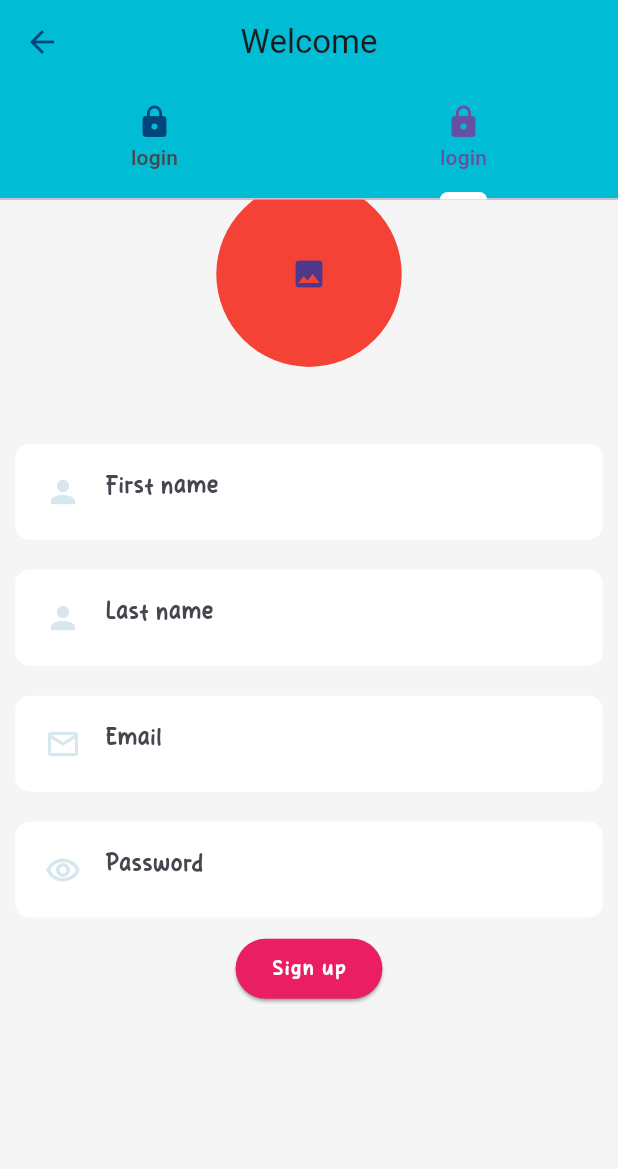
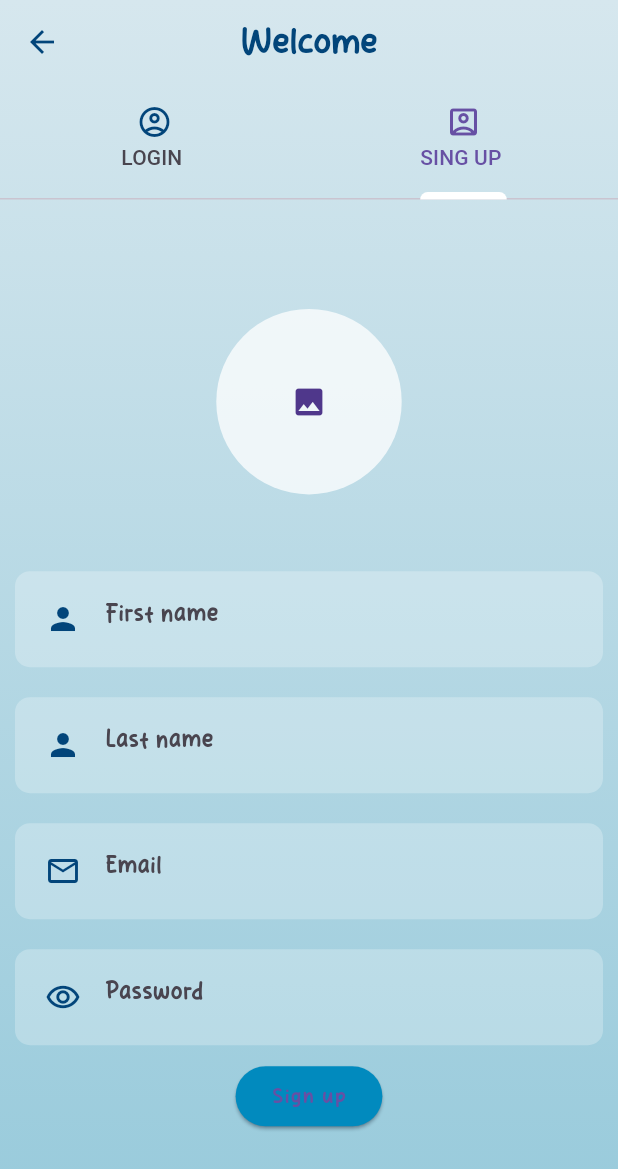
Before and after one commit to AlaaAyesh/To-Day-Do, a Flutter app: the AuthenticationScreen screen opened directly, tab 2 chosen, on a phone screen of 412 x 824 dp. Shown: the top 1169 px of the screen. Run offline on Flutter 3.47's test engine with Material 3 defaults, Android fonts, the phone set to English and light mode, and no system bars; our stand-ins replace cached_network_image, cloud_firestore, dropdown_button2, firebase_auth, firebase_core, firebase_storage and 2 more; accounts and stored records are empty; network calls fail.

Commit message:
edit  some features

```diff
--- a/lib/featuers/auth/persentation/authentication_screen.dart
+++ b/lib/featuers/auth/persentation/authentication_screen.dart
@@ -1,5 +1,6 @@
 import 'package:flutter/material.dart';
 
+import '../../../core/global/colors/app_color.dart';
 import '../login/persentation/login.dart';
 import '../signup/persentation/signup.dart';
 
@@ -14,43 +15,63 @@ class AuthenticationScreen extends StatefulWidget {
 class _AuthenticationScreenState extends State<AuthenticationScreen> {
   @override
   Widget build(BuildContext context) {
-    return DefaultTabController(
+    final theme = Theme.of(context);
+    final isDarkMode = theme.brightness == Brightness.dark;
+    final gradientColors =
+        isDarkMode ? darkThemeGradientColors : lightThemeGradientColors;
+    return Container(
+      decoration: BoxDecoration(
+        gradient: LinearGradient(
+          begin: Alignment.topCenter,
+          end: Alignment.bottomCenter,
+          colors: gradientColors,
+        ),
+      ),
+      child: DefaultTabController(
         length: 2,
         child: Scaffold(
+          backgroundColor: Colors.transparent,
           extendBodyBehindAppBar: true,
           appBar: AppBar(
             centerTitle: true,
-          title: const Text(
+            title: Text(
               'Welcome',
+              style: TextStyle(
+                fontSize: 24,
+                color: Theme.of(context).textTheme.bodyText1?.color,
+                fontFamily: Theme.of(context).textTheme.bodyText1?.fontFamily,
               ),
-          elevation: 0,
-          backgroundColor: Colors.cyan,
-          bottom: const TabBar(
+            ),
+            // elevation: 0,
+            backgroundColor: Colors.transparent,
+            bottom:  const TabBar(
               tabs: [
                 Tab(
-                icon: Icon(Icons.lock),
-                text: "login",
+                  icon: Icon(Icons.account_circle_outlined),
+                  text: "LOGIN ",
                 ),
                 Tab(
-                icon: Icon(Icons.lock),
-                text: "login",
-              )
+                  icon: Icon(Icons.account_box_outlined),
+                  text: "SING UP ",
+                ),
               ],
               indicatorColor: Colors.white,
               indicatorWeight: 5,
             ),
           ),
-        body: Container(
-          decoration: const BoxDecoration(
-            color: Color(0xffF5F5F5),
-            borderRadius: BorderRadius.only(
-              topRight: Radius.circular(6),
-              topLeft: Radius.circular(6),
-            ),
-          ),
-          child: const TabBarView(children: [LoginScreen(), SignUpScreen()]),
+          body: const TabBarView(children: [LoginScreen(), SignUpScreen()]),
         ),
       ),
     );
   }
+
+  List<Color> get lightThemeGradientColors => [
+        AppColors.mainColor1,
+        AppColors.mainColor2,
+      ];
+
+  List<Color> get darkThemeGradientColors => [
+        AppColors.mainColor5,
+        AppColors.mainColor4,
+      ];
 }
--- a/lib/featuers/auth/signup/persentation/signup.dart
+++ b/lib/featuers/auth/signup/persentation/signup.dart
@@ -3,6 +3,7 @@ import 'dart:io';
 import 'package:flutter/material.dart';
 import 'package:image_picker/image_picker.dart';
 import 'package:provider/provider.dart';
+import 'package:to_day_do/core/global/colors/app_color.dart';
 import 'package:to_day_do/featuers/auth/widget/custom_text_field.dart';
 import 'package:to_day_do/featuers/home_screen/persentation/home_screen.dart';
 import 'package:to_day_do/busines_logic/user_provider.dart';
@@ -81,17 +82,19 @@ class _SignUpScreenState extends State<SignUpScreen> {
   Widget build(BuildContext context) {
     final sizeWidth = MediaQuery.of(context).size.width;
     final sizeHeight = MediaQuery.of(context).size.height;
+    final theme = Theme.of(context);
+    final isDarkMode = theme.brightness == Brightness.dark;
     return SingleChildScrollView(
       child: Column(
         children: [
-          SizedBox(height: 121),
+          SizedBox(height: sizeHeight*0.25),
           InkWell(
             onTap: () async {
               await chooseImage(ImageSource.gallery);
             },
             child: CircleAvatar(
               radius: sizeWidth * 0.15,
-              backgroundColor: Colors.red,
+              backgroundColor: isDarkMode?AppColors.mainColor3.withOpacity(0.25):Colors.white.withOpacity(0.75),
               backgroundImage: _imageFile == null ? null : FileImage(_imageFile!), // Access _imageFile directly
               child: _imageFile == null ? const Icon(Icons.image) : null, // Access _imageFile directly
             ),
@@ -130,12 +133,8 @@ class _SignUpScreenState extends State<SignUpScreen> {
           ),
           ElevatedButton(
             onPressed: () => _handleSignUp(context),
-            style: ButtonStyle(
-              backgroundColor: MaterialStateProperty.all<Color>(Colors.pink),
-            ),
             child: const Text(
               'Sign up',
-              style: TextStyle(color: Colors.white),
             ),
           ),
         ],
--- a/lib/featuers/auth/widget/custom_text_field.dart
+++ b/lib/featuers/auth/widget/custom_text_field.dart
@@ -1,4 +1,5 @@
 import 'package:flutter/material.dart';
+import 'package:to_day_do/core/global/colors/app_color.dart';
 
 class CustomTextField extends StatefulWidget {
   final TextEditingController controller;
@@ -22,10 +23,12 @@ class CustomTextField extends StatefulWidget {
 class _CustomTextFieldState extends State<CustomTextField> {
   @override
   Widget build(BuildContext context) {
+    final theme = Theme.of(context);
+    final isDarkMode = theme.brightness == Brightness.dark;
     return Container(
-      decoration: const BoxDecoration(
-        color: Colors.white,
-        borderRadius: BorderRadius.all(Radius.circular(10.0)),
+      decoration:  BoxDecoration(
+        color: isDarkMode?AppColors.mainColor4.withOpacity(0.75):Colors.white.withOpacity(0.25),
+        borderRadius: const BorderRadius.all(Radius.circular(10.0)),
       ),
       padding: const EdgeInsets.all(8.0),
       margin: const EdgeInsets.all(10.0),
@@ -37,7 +40,6 @@ class _CustomTextFieldState extends State<CustomTextField> {
           border: InputBorder.none,
           prefixIcon: Icon(
             widget.data,
-            color: Theme.of(context).primaryColor,
           ),
           hintText: widget.hintText,
         ),
--- a/lib/featuers/home_screen/widget/home_task_section.dart
+++ b/lib/featuers/home_screen/widget/home_task_section.dart
@@ -51,6 +51,7 @@ class HomeTaskSection extends StatelessWidget {
                     height: 12,
                   ),
                   Text(
+                    taskProvider.tasks.isEmpty?' NO TASKS YET ':
                     taskProvider.checkedTaskCount ==taskProvider.tasks.length? 'ALL TASKS COMPLETE ❤🤩':
                     'TASKS COMPLETE ${taskProvider.checkedTaskCount}/${taskProvider.tasks.length}',
                     style: TextStyle(
```
Also changed, not shown: lib/busines_logic/user_provider.dart (+38 -0 lines), lib/core/global/themes/app_themes.dart (+19 -11 lines), lib/featuers/auth/login/persentation/login.dart (+23 -7 lines), lib/featuers/home_screen/widget/home_app_bar.dart (+30 -1 lines), lib/featuers/tasks_screen/widget/tasks_screen_floating_action_button.dart (+59 -14 lines). Lines whose indentation alone changed are shown as unchanged.
